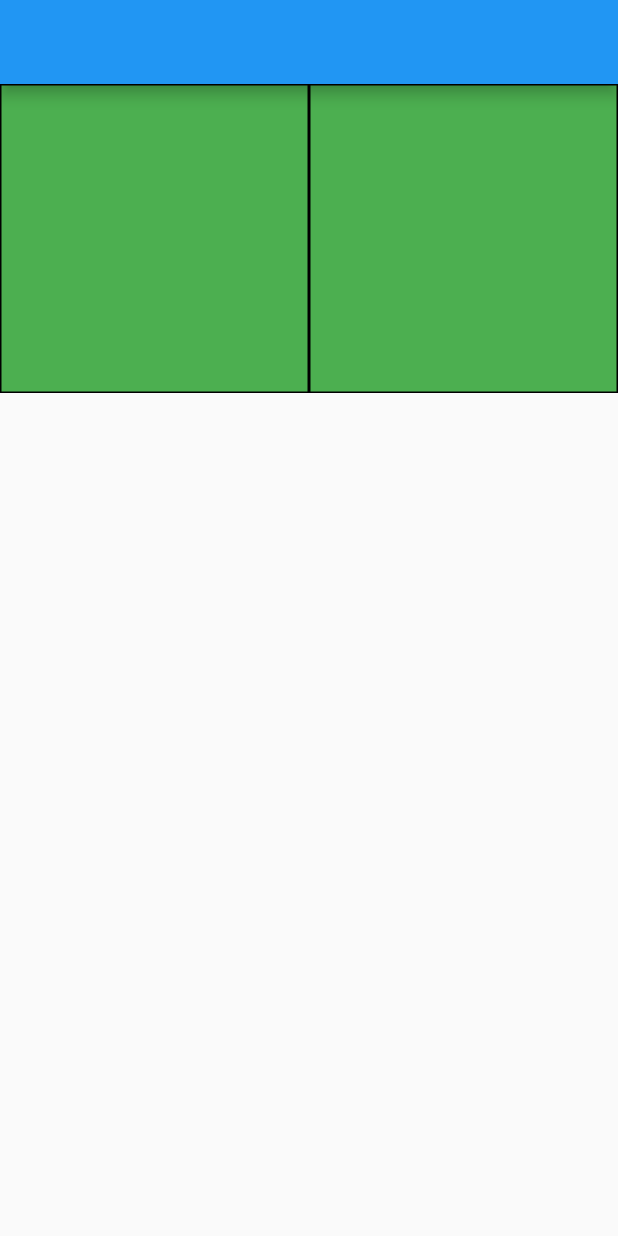
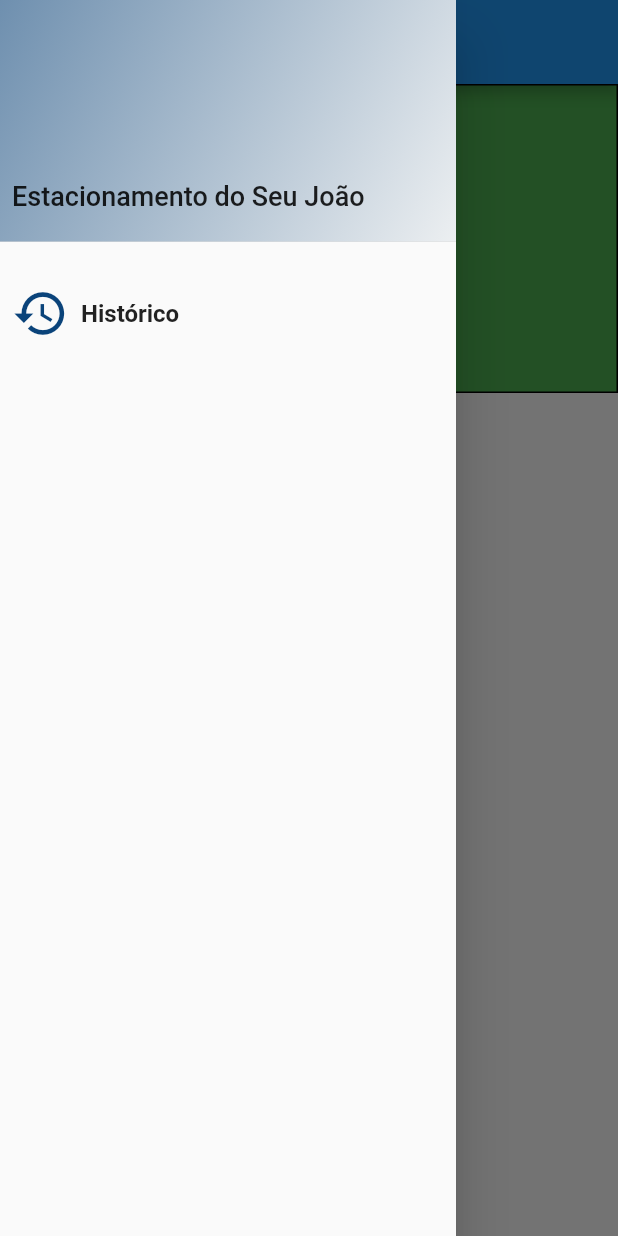
Before and after one commit to MarcoAFC/estacionamento_joao, a Flutter app: the screen it shows after launch, with the side drawer open (before the commit the screen has no drawer), on a phone screen of 412 x 824 dp. Run offline on Flutter 3.47's test engine with Material 2 defaults, Android fonts, the phone set to English and light mode, and no system bars; our stand-ins replace flutter_mobx, flutter_modular, mobx, sqflite; accounts and stored records are empty; generated files the repository leaves out were written again.

Commit message:
Implementar navegaçao para a tela de historico e drawer

```diff
--- a/lib/app/modules/history/history_page.dart
+++ b/lib/app/modules/history/history_page.dart
@@ -11,7 +11,6 @@ class _HistoryPageState extends State<HistoryPage> {
   @override
   Widget build(BuildContext context) {
     return Container(
-
     );
   }
 }
--- a/lib/app/modules/history/widgets/history_tile.dart
+++ b/lib/app/modules/history/widgets/history_tile.dart
@@ -0,0 +1,12 @@
+import 'package:flutter/material.dart';
+
+class HistoryTile extends StatelessWidget {
+  const HistoryTile({ Key? key }) : super(key: key);
+
+  @override
+  Widget build(BuildContext context) {
+    return Container(
+
+    );
+  }
+}
--- a/lib/app/modules/home/home_module.dart
+++ b/lib/app/modules/home/home_module.dart
@@ -2,6 +2,7 @@ import 'package:estacionamento_joao/app/core/repositories/impl/storage_repositor
 import 'package:estacionamento_joao/app/core/repositories/interface_storage_repository.dart';
 import 'package:estacionamento_joao/app/core/services/impl/storage_service.dart';
 import 'package:estacionamento_joao/app/core/services/interface_storage_service.dart';
+import 'package:estacionamento_joao/app/modules/history/history_module.dart';
 import 'package:estacionamento_joao/app/modules/home/home_page.dart';
 import 'package:estacionamento_joao/app/modules/home/store/home_store.dart';
 import 'package:flutter_modular/flutter_modular.dart';
@@ -17,6 +18,7 @@ class HomeModule extends Module {
   @override
   List<ModularRoute> get routes => [
     ChildRoute('/', child: (_, args) => HomePage()),
+    ModuleRoute('/history', module: HistoryModule())
   ];
 
 }
--- a/lib/app/modules/home/home_page.dart
+++ b/lib/app/modules/home/home_page.dart
@@ -1,5 +1,6 @@
 import 'package:estacionamento_joao/app/core/models/vehicle_entry_model.dart';
 import 'package:estacionamento_joao/app/modules/home/store/home_store.dart';
+import 'package:estacionamento_joao/app/modules/home/widgets/drawer_menu.dart';
 import 'package:estacionamento_joao/app/modules/home/widgets/end_dialog.dart';
 import 'package:estacionamento_joao/app/modules/home/widgets/parking_slot.dart';
 import 'package:estacionamento_joao/app/modules/home/widgets/start_dialog.dart';
@@ -31,6 +32,7 @@ class _HomePageState extends ModularState<HomePage, HomeStore> {
           }
         ),
       ),
+      drawer: DrawerMenu(),
     );
   }
 
--- /dev/null
+++ b/lib/app/modules/home/widgets/drawer_menu.dart
@@ -0,0 +1,78 @@
+import 'package:flutter/material.dart';
+import 'package:flutter_modular/flutter_modular.dart';
+
+class DrawerMenu extends StatelessWidget {
+  const DrawerMenu({ Key? key }) : super(key: key);
+
+  @override
+  Widget build(BuildContext context) {
+    return Drawer(
+      child: ListView(
+        children: [
+          DrawerHeader(
+            padding: EdgeInsets.zero,
+            child: Container(
+              decoration: BoxDecoration(
+                gradient: LinearGradient(
+                  // begin: Alignment.topLeft,
+                  // end: Alignment.bottomRight,
+                  colors: [
+                    Color(0xFF0a437a),
+                    Colors.blueGrey.shade50,
+                  ],
+                  begin: const FractionalOffset(-0.8, -0.8),
+                  end: const FractionalOffset(1.0, 1.0),
+                ),
+              ),
+              child: Align(
+                alignment: Alignment.bottomLeft,
+                child: Padding(
+                  padding: const EdgeInsets.symmetric(horizontal: 8.0, vertical: 20.0),
+                  child: Text(
+                    'Estacionamento do Seu João',
+                    style: TextStyle(
+                      fontSize: 18
+                    )
+                  ),
+                )
+              ),
+              )
+          ),
+          Container(
+            height: 80,
+            child: Material(
+              clipBehavior: Clip.antiAlias,
+              shape: RoundedRectangleBorder(
+                borderRadius: BorderRadius.circular(10.0),
+              ),
+              child: InkWell(
+                onTap: (){
+                  Modular.to.pushNamed('/history');
+                },
+                child: Row(
+                  children: [
+                    Padding(
+                      padding: const EdgeInsets.symmetric(horizontal: 8.0),
+                      child: Icon(
+                        Icons.history,
+                        color: Color(0xFF0a437a),
+                        size: 38,
+                      ),
+                    ),
+                    Text(
+                      'Histórico',
+                      style: TextStyle(
+                        fontSize: 16,
+                        fontWeight: FontWeight.bold,
+                      ),
+                    )
+                  ],
+                ),
+              ),
+            ),
+          )
+        ]
+      ),
+    );
+  }
+}
```
